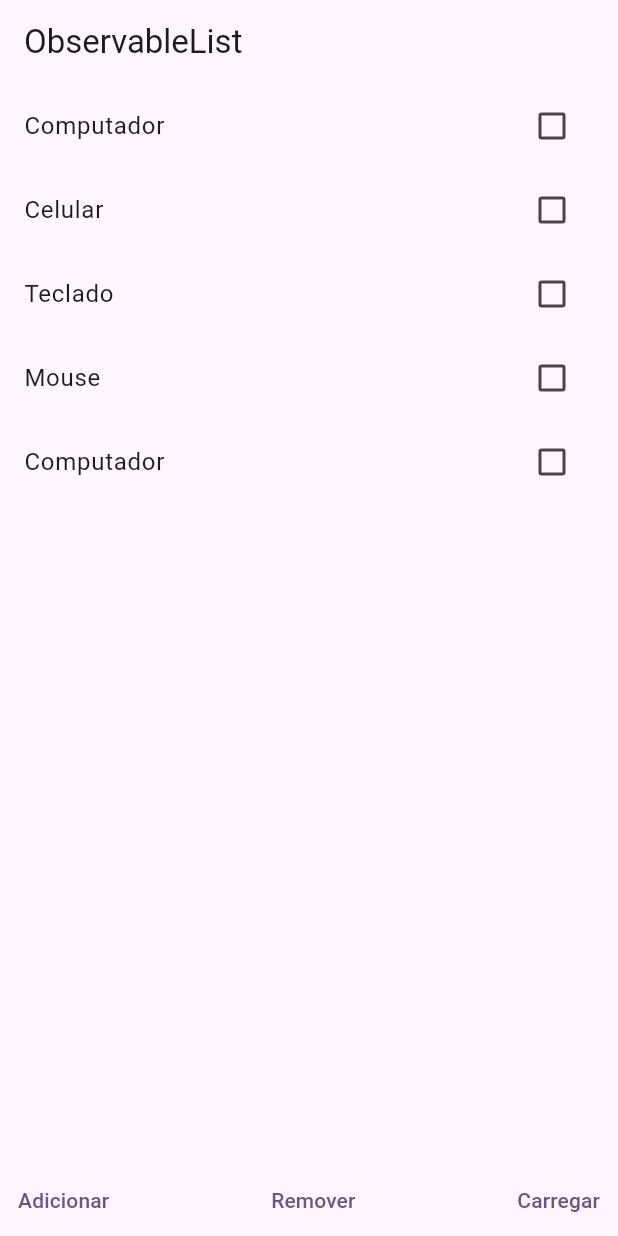
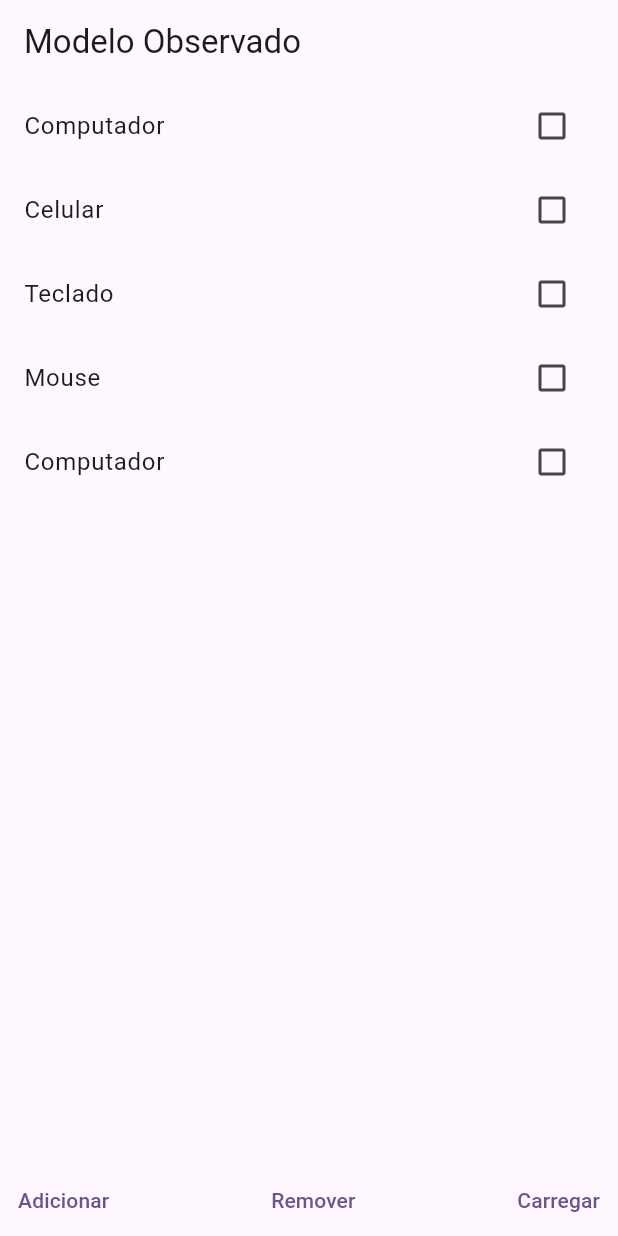
Before and after one commit to itajacy/mobx_imc, a Flutter app: the screen it shows after launch, item 3 of the bottom bar chosen, after a tap on "Adicionar", on a phone screen of 412 x 824 dp. Run offline on Flutter 3.47's test engine with Material 3 defaults, Android fonts, the phone set to English and light mode, and no system bars; our stand-ins replace currency_text_input_formatter, flutter_mobx, mobx, syncfusion_flutter_gauges; generated files the repository leaves out were written again.

Commit message:
MobX - Modelo Observado funcionando

```diff
--- a/lib/main.dart
+++ b/lib/main.dart
@@ -2,6 +2,7 @@ import 'package:flutter/material.dart';
 import 'package:mobx_imc/contador/contador_page.dart';
 import 'package:mobx_imc/imc/imc_page.dart';
 import 'package:mobx_imc/widgets/list/observable_list_page.dart';
+import 'package:mobx_imc/widgets/modelo_observado/modelo_observado_page.dart';
 
 import 'contador_codegen/contador_codegen_page.dart';
 
@@ -21,7 +22,8 @@ class MyApp extends StatelessWidget {
         useMaterial3: true,
       ),
       // home: ImcPage(),
-      home: ObservableListPage(),
+      // home: ObservableListPage(),
+      home: ModeloObservadoPage(),
     );
   }
 }
--- /dev/null
+++ b/lib/widgets/modelo_observado/modelo_observado_controller.dart
@@ -0,0 +1,43 @@
+import 'package:mobx/mobx.dart';
+import 'package:mobx_imc/widgets/modelo_observado/model/product_store.dart';
+
+import '../../model/product_model.dart';
+part 'modelo_observado_controller.g.dart';
+
+class ModeloObservadoController = ModeloObservadoControllerBase
+    with _$ModeloObservadoController;
+
+abstract class ModeloObservadoControllerBase with Store {
+  @observable
+  var products = <ProductStore>[].asObservable();
+
+  @action
+  void loadProducts() {
+    //! precisa criar uma nova instancia como foi feito logo abaixo
+    var productsData = [
+      ProductStore(product: ProductModel(name: 'Computador'), selected: false),
+      ProductStore(product: ProductModel(name: 'Celular'), selected: false),
+      ProductStore(product: ProductModel(name: 'Teclado'), selected: false),
+      ProductStore(product: ProductModel(name: 'Mouse'), selected: false),
+    ];
+
+    products.addAll(productsData);
+  }
+
+  @action
+  void addProduct() {
+    products.add(ProductStore(
+        product: ProductModel(name: 'Computador'), selected: false));
+  }
+
+  @action
+  void removerProduct() {
+    products.removeAt(0);
+  }
+
+  @action
+  void selectedProduct(int index) {
+    var productSelected = products[index].selected;
+    products[index].selected = !productSelected;
+  }
+}
--- /dev/null
+++ b/lib/widgets/modelo_observado/modelo_observado_page.dart
@@ -0,0 +1,71 @@
+import 'package:flutter/material.dart';
+import 'package:flutter_mobx/flutter_mobx.dart';
+import 'package:mobx_imc/widgets/modelo_observado/modelo_observado_controller.dart';
+
+class ModeloObservadoPage extends StatefulWidget {
+  const ModeloObservadoPage({super.key});
+
+  @override
+  State<ModeloObservadoPage> createState() => _ModeloObservadoPageState();
+}
+
+class _ModeloObservadoPageState extends State<ModeloObservadoPage> {
+  final controller = ModeloObservadoController();
+
+  @override
+  Widget build(BuildContext context) {
+    return Scaffold(
+      appBar: AppBar(
+        title: const Text('Modelo Observado'),
+      ),
+      body: Column(
+        children: [
+          Expanded(
+            child: Observer(builder: (_) {
+              return ListView.builder(
+                itemCount: controller.products.length,
+                itemBuilder: (context, index) {
+                  final productStore = controller.products[index];
+                  return Observer(
+                    builder: (_) {
+                      return CheckboxListTile(
+                        value: productStore.selected,
+                        onChanged: (_) {
+                          controller.selectedProduct(index);
+                        },
+                        title: Text(productStore.product.name),
+                      );
+                    },
+                  );
+                },
+              );
+            }),
+          ),
+          Row(
+            mainAxisAlignment: MainAxisAlignment.spaceBetween,
+            children: [
+              TextButton(
+                onPressed: () {
+                  controller.addProduct();
+                },
+                child: const Text('Adicionar'),
+              ),
+              TextButton(
+                onPressed: () {
+                  controller.removerProduct();
+                },
+                child: const Text('Remover'),
+              ),
+              TextButton(
+                onPressed: () {
+                  controller.loadProducts();
+                },
+                child: const Text('Carregar'),
+              ),
+            ],
+          )
+        ],
+      ),
+    );
+  }
+}
```
Also changed, not shown: lib/widgets/modelo_observado/model/product_store.dart (added, +20 -0 lines), lib/widgets/modelo_observado/model/product_store.g.dart (added), lib/widgets/modelo_observado/modelo_observado_controller.g.dart (added).
